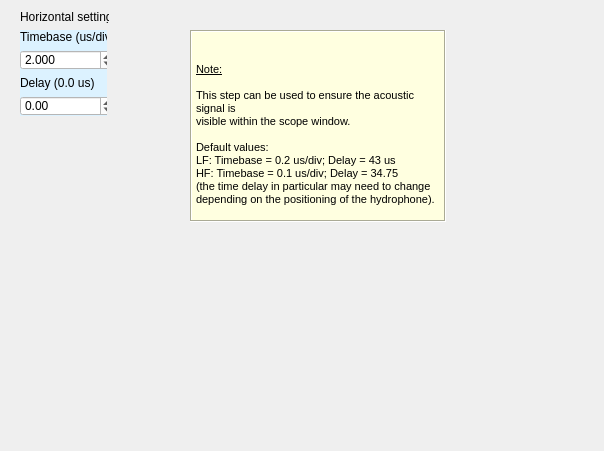
Before: the Qt Designer form Widget_Library/widget_oscilloscope_timebase.ui in 8foldrepo/RF_Balance_Profound, drawn with Qt 5.
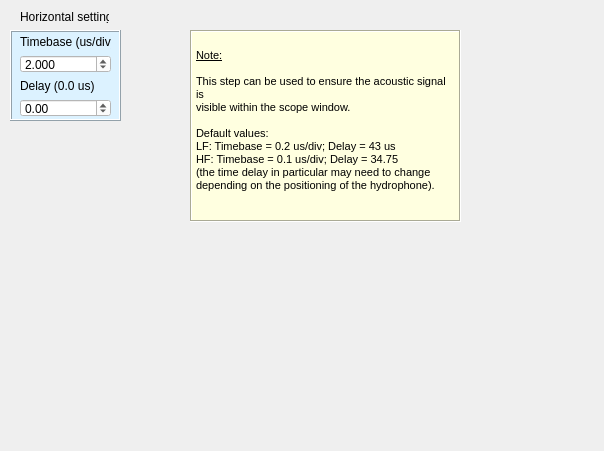
After: the same form once the commit is applied.

```diff
--- a/Widget_Library/widget_oscilloscope_timebase.ui
+++ b/Widget_Library/widget_oscilloscope_timebase.ui
@@ -29,10 +29,10 @@
         <widget class="QFrame" name="horizontal_settings_frame">
             <property name="geometry">
                 <rect>
-                    <x>20</x>
+     <x>10</x>
                     <y>30</y>
-                    <width>87</width>
-                    <height>86</height>
+     <width>111</width>
+     <height>91</height>
                 </rect>
             </property>
             <property name="styleSheet">
@@ -47,10 +47,10 @@
             <widget class="QWidget" name="layoutWidget">
                 <property name="geometry">
                     <rect>
-                        <x>0</x>
-                        <y>0</y>
-                        <width>95</width>
-                        <height>86</height>
+      <x>10</x>
+      <y>5</y>
+      <width>91</width>
+      <height>82</height>
                     </rect>
                 </property>
                 <layout class="QVBoxLayout" name="horz_set_vert_layout">
@@ -108,7 +108,7 @@
                 <rect>
                     <x>190</x>
                     <y>30</y>
-                    <width>256</width>
+     <width>271</width>
                     <height>192</height>
                 </rect>
             </property>
@@ -120,32 +120,20 @@
             </property>
             <property name="html">
                 <string>&lt;!DOCTYPE HTML PUBLIC &quot;-//W3C//DTD HTML 4.0//EN&quot; &quot;http://www.w3.org/TR/REC-html40/strict.dtd&quot;&gt;
-                    &lt;html&gt;&lt;head&gt;&lt;meta name=&quot;qrichtext&quot; content=&quot;1&quot; /&gt;&lt;style
-                    type=&quot;text/css&quot;&gt;
-                    p, li { white-space: pre-wrap; }
-                    &lt;/style&gt;&lt;/head&gt;&lt;body style=&quot; font-family:'MS Shell Dlg 2'; font-size:8.25pt;
-                    font-weight:400; font-style:normal;&quot;&gt;
-                    &lt;p style=&quot; margin-top:0px; margin-bottom:0px; margin-left:0px; margin-right:0px;
-                    -qt-block-indent:0; text-indent:0px;&quot;&gt;&lt;span style=&quot; text-decoration: underline;&quot;&gt;Note:&lt;/span&gt;&lt;/p&gt;
-                    &lt;p style=&quot;-qt-paragraph-type:empty; margin-top:0px; margin-bottom:0px; margin-left:0px;
-                    margin-right:0px; -qt-block-indent:0; text-indent:0px; text-decoration: underline;&quot;&gt;&lt;br /&gt;&lt;/p&gt;
-                    &lt;p style=&quot; margin-top:0px; margin-bottom:0px; margin-left:0px; margin-right:0px;
-                    -qt-block-indent:0; text-indent:0px;&quot;&gt;This step can be used to ensure the acoustic signal is&lt;/p&gt;
-                    &lt;p style=&quot; margin-top:0px; margin-bottom:0px; margin-left:0px; margin-right:0px;
-                    -qt-block-indent:0; text-indent:0px;&quot;&gt;visible within the scope window.&lt;/p&gt;
-                    &lt;p style=&quot;-qt-paragraph-type:empty; margin-top:0px; margin-bottom:0px; margin-left:0px;
-                    margin-right:0px; -qt-block-indent:0; text-indent:0px;&quot;&gt;&lt;br /&gt;&lt;/p&gt;
-                    &lt;p style=&quot; margin-top:0px; margin-bottom:0px; margin-left:0px; margin-right:0px;
-                    -qt-block-indent:0; text-indent:0px;&quot;&gt;Default values:&lt;/p&gt;
-                    &lt;p style=&quot; margin-top:0px; margin-bottom:0px; margin-left:0px; margin-right:0px;
-                    -qt-block-indent:0; text-indent:0px;&quot;&gt;LF: Timebase = 0.2 us/div; Delay = 43 us&lt;/p&gt;
-                    &lt;p style=&quot; margin-top:0px; margin-bottom:0px; margin-left:0px; margin-right:0px;
-                    -qt-block-indent:0; text-indent:0px;&quot;&gt;HF: Timebase = 0.1 us/div; Delay = 34.75&lt;/p&gt;
-                    &lt;p style=&quot; margin-top:0px; margin-bottom:0px; margin-left:0px; margin-right:0px;
-                    -qt-block-indent:0; text-indent:0px;&quot;&gt;(the time delay in particular may need to change&lt;/p&gt;
-                    &lt;p style=&quot; margin-top:0px; margin-bottom:0px; margin-left:0px; margin-right:0px;
-                    -qt-block-indent:0; text-indent:0px;&quot;&gt;depending on the positioning of the hydrophone).&lt;/p&gt;&lt;/body&gt;&lt;/html&gt;
-                </string>
+&lt;html&gt;&lt;head&gt;&lt;meta name=&quot;qrichtext&quot; content=&quot;1&quot; /&gt;&lt;style type=&quot;text/css&quot;&gt;
+p, li { white-space: pre-wrap; }
+&lt;/style&gt;&lt;/head&gt;&lt;body style=&quot; font-family:'MS Shell Dlg 2'; font-size:8.25pt; font-weight:400; font-style:normal;&quot;&gt;
+&lt;p style=&quot; margin-top:0px; margin-bottom:0px; margin-left:0px; margin-right:0px; -qt-block-indent:0; text-indent:0px;&quot;&gt;                    &lt;/p&gt;
+&lt;p style=&quot; margin-top:0px; margin-bottom:0px; margin-left:0px; margin-right:0px; -qt-block-indent:0; text-indent:0px;&quot;&gt;&lt;span style=&quot; text-decoration: underline;&quot;&gt;Note:&lt;/span&gt;                    &lt;/p&gt;
+&lt;p style=&quot; margin-top:0px; margin-bottom:0px; margin-left:0px; margin-right:0px; -qt-block-indent:0; text-indent:0px;&quot;&gt;                    &lt;/p&gt;
+&lt;p style=&quot; margin-top:0px; margin-bottom:0px; margin-left:0px; margin-right:0px; -qt-block-indent:0; text-indent:0px;&quot;&gt;This step can be used to ensure the acoustic signal is                    &lt;/p&gt;
+&lt;p style=&quot; margin-top:0px; margin-bottom:0px; margin-left:0px; margin-right:0px; -qt-block-indent:0; text-indent:0px;&quot;&gt;visible within the scope window.                    &lt;/p&gt;
+&lt;p style=&quot; margin-top:0px; margin-bottom:0px; margin-left:0px; margin-right:0px; -qt-block-indent:0; text-indent:0px;&quot;&gt;                    &lt;/p&gt;
+&lt;p style=&quot; margin-top:0px; margin-bottom:0px; margin-left:0px; margin-right:0px; -qt-block-indent:0; text-indent:0px;&quot;&gt;Default values:                    &lt;/p&gt;
+&lt;p style=&quot; margin-top:0px; margin-bottom:0px; margin-left:0px; margin-right:0px; -qt-block-indent:0; text-indent:0px;&quot;&gt;LF: Timebase = 0.2 us/div; Delay = 43 us                    &lt;/p&gt;
+&lt;p style=&quot; margin-top:0px; margin-bottom:0px; margin-left:0px; margin-right:0px; -qt-block-indent:0; text-indent:0px;&quot;&gt;HF: Timebase = 0.1 us/div; Delay = 34.75                    &lt;/p&gt;
+&lt;p style=&quot; margin-top:0px; margin-bottom:0px; margin-left:0px; margin-right:0px; -qt-block-indent:0; text-indent:0px;&quot;&gt;(the time delay in particular may need to change                    &lt;/p&gt;
+&lt;p style=&quot; margin-top:0px; margin-bottom:0px; margin-left:0px; margin-right:0px; -qt-block-indent:0; text-indent:0px;&quot;&gt;depending on the positioning of the hydrophone).                &lt;/p&gt;&lt;/body&gt;&lt;/html&gt;</string>
             </property>
         </widget>
     </widget>
```
Lines whose indentation alone changed are shown as unchanged.
